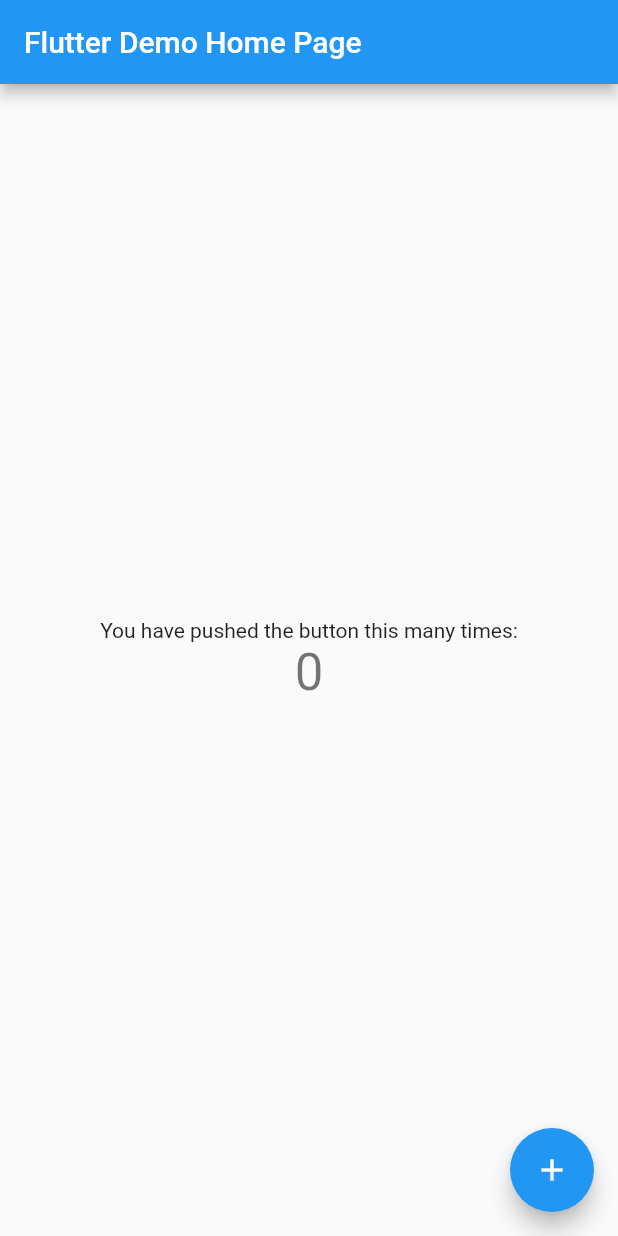
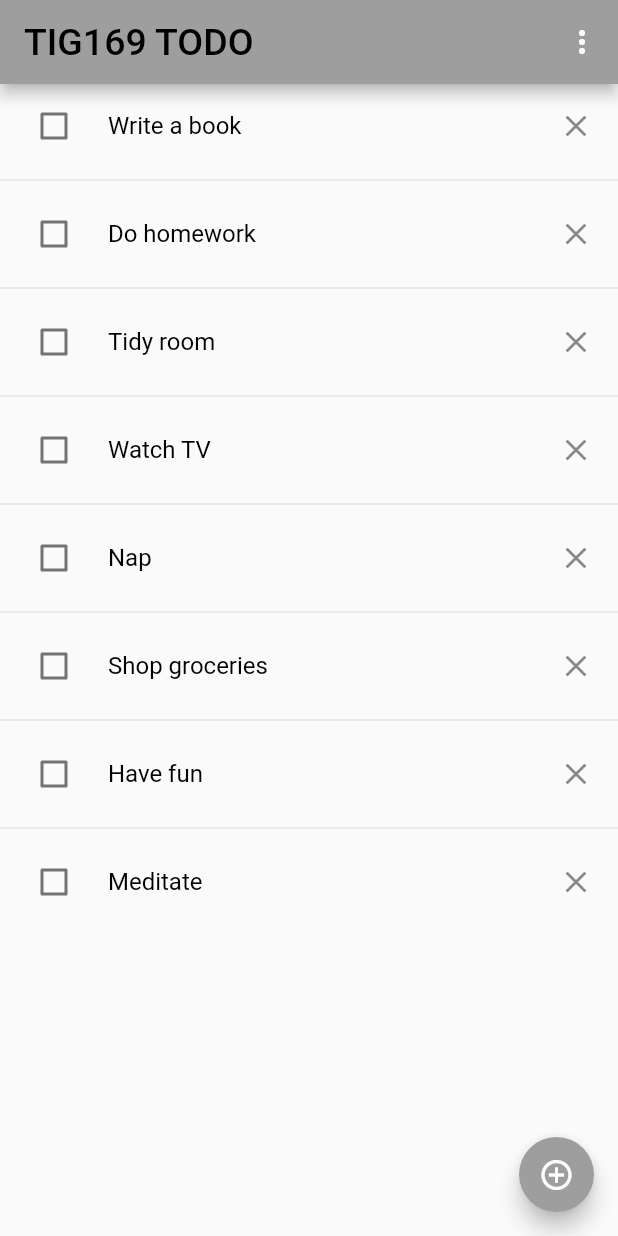
Before and after one commit to gu-tig169/gusjhakjca, a Flutter app: the screen it shows after launch, on a phone screen of 412 x 824 dp. Run offline on Flutter 3.47's test engine with Material 2 defaults, Android fonts, the phone set to English and light mode, and no system bars.

Commit message:
layout/steg1

```diff
--- a/lib/main.dart
+++ b/lib/main.dart
@@ -1,117 +1,134 @@
 import 'package:flutter/material.dart';
+import 'package:flutter/rendering.dart';
 
-void main() {
-  runApp(MyApp());
-}
+void main() => runApp(MyApp());
 
 class MyApp extends StatelessWidget {
-  // This widget is the root of your application.
   @override
   Widget build(BuildContext context) {
     return MaterialApp(
-      title: 'Flutter Demo',
-      theme: ThemeData(
-        // This is the theme of your application.
-        //
-        // Try running your application with "flutter run". You'll see the
-        // application has a blue toolbar. Then, without quitting the app, try
-        // changing the primarySwatch below to Colors.green and then invoke
-        // "hot reload" (press "r" in the console where you ran "flutter run",
-        // or simply save your changes to "hot reload" in a Flutter IDE).
-        // Notice that the counter didn't reset back to zero; the application
-        // is not restarted.
-        primarySwatch: Colors.blue,
-        // This makes the visual density adapt to the platform that you run
-        // the app on. For desktop platforms, the controls will be smaller and
-        // closer together (more dense) than on mobile platforms.
-        visualDensity: VisualDensity.adaptivePlatformDensity,
-      ),
-      home: MyHomePage(title: 'Flutter Demo Home Page'),
+      home: MainView(),
     );
   }
 }
 
-class MyHomePage extends StatefulWidget {
-  MyHomePage({Key key, this.title}) : super(key: key);
-
-  // This widget is the home page of your application. It is stateful, meaning
-  // that it has a State object (defined below) that contains fields that affect
-  // how it looks.
-
-  // This class is the configuration for the state. It holds the values (in this
-  // case the title) provided by the parent (in this case the App widget) and
-  // used by the build method of the State. Fields in a Widget subclass are
-  // always marked "final".
-
-  final String title;
-
+class MainView extends StatelessWidget {
+  final List<String> task = [
+    'Write a book',
+    'Do homework',
+    'Tidy room',
+    'Watch TV',
+    'Nap',
+    'Shop groceries',
+    'Have fun',
+    'Meditate',
+  ];
+  final bool _onChecked = false;
   @override
-  _MyHomePageState createState() => _MyHomePageState();
+  Widget build(BuildContext context) {
+    return Scaffold(
+        appBar: AppBar(
+          backgroundColor: Colors.grey,
+          title: Text(
+            'TIG169 TODO',
+            style: TextStyle(color: Colors.black, fontSize: 25),
+          ),
+          actions: <Widget>[
+            PopupMenuButton<int>(
+              color: Color.fromARGB(225, 214, 176, 159),
+              itemBuilder: (context) => <PopupMenuEntry<int>>[
+                PopupMenuItem(
+                  value: 1,
+                  child: Text(
+                    'All',
+                    style: TextStyle(color: Colors.white, fontSize: 15),
+                  ),
+                ),
+                PopupMenuItem(
+                  value: 2,
+                  child: Text(
+                    'Done',
+                    style: TextStyle(color: Colors.white, fontSize: 15),
+                  ),
+                ),
+                PopupMenuItem(
+                  value: 3,
+                  child: Text(
+                    'Undone',
+                    style: TextStyle(color: Colors.white, fontSize: 15),
+                  ),
+                ),
+              ],
+              icon: Icon(Icons.more_vert_rounded, color: Colors.white),
+            )
+          ],
+        ),
+        floatingActionButton: Container(
+            height: 50,
+            width: 50,
+            child: FloatingActionButton(
+              onPressed: () {
+                Navigator.push(
+                    context, MaterialPageRoute(builder: (context) => Page2()));
+              },
+              child: Icon(Icons.add_circle_outline),
+              backgroundColor: Colors.grey,
+            )),
+        body: Center(
+            child: ListView.separated(
+                itemCount: task.length,
+                separatorBuilder: (BuildContext context, int index) =>
+                    Divider(),
+                itemBuilder: (context, index) {
+                  return CheckboxListTile(
+                    value: _onChecked,
+                    onChanged: (bool value) {},
+                    title: Text(
+                      '${task[index]}',
+                      style: TextStyle(color: Colors.black),
+                    ),
+                    controlAffinity: ListTileControlAffinity.leading,
+                    secondary: (Icon(Icons.clear)),
+                  );
+                })));
+  }
 }
 
-class _MyHomePageState extends State<MyHomePage> {
-  int _counter = 0;
-
-  void _incrementCounter() {
-    setState(() {
-      // This call to setState tells the Flutter framework that something has
-      // changed in this State, which causes it to rerun the build method below
-      // so that the display can reflect the updated values. If we changed
-      // _counter without calling setState(), then the build method would not be
-      // called again, and so nothing would appear to happen.
-      _counter++;
-    });
-  }
-
+class Page2 extends StatelessWidget {
   @override
   Widget build(BuildContext context) {
-    // This method is rerun every time setState is called, for instance as done
-    // by the _incrementCounter method above.
-    //
-    // The Flutter framework has been optimized to make rerunning build methods
-    // fast, so that you can just rebuild anything that needs updating rather
-    // than having to individually change instances of widgets.
     return Scaffold(
-      appBar: AppBar(
-        // Here we take the value from the MyHomePage object that was created by
-        // the App.build method, and use it to set our appbar title.
-        title: Text(widget.title),
-      ),
-      body: Center(
-        // Center is a layout widget. It takes a single child and positions it
-        // in the middle of the parent.
-        child: Column(
-          // Column is also a layout widget. It takes a list of children and
-          // arranges them vertically. By default, it sizes itself to fit its
-          // children horizontally, and tries to be as tall as its parent.
-          //
-          // Invoke "debug painting" (press "p" in the console, choose the
-          // "Toggle Debug Paint" action from the Flutter Inspector in Android
-          // Studio, or the "Toggle Debug Paint" command in Visual Studio Code)
-          // to see the wireframe for each widget.
-          //
-          // Column has various properties to control how it sizes itself and
-          // how it positions its children. Here we use mainAxisAlignment to
-          // center the children vertically; the main axis here is the vertical
-          // axis because Columns are vertical (the cross axis would be
-          // horizontal).
-          mainAxisAlignment: MainAxisAlignment.center,
-          children: <Widget>[
-            Text(
-              'You have pushed the button this many times:',
+        appBar: AppBar(
+            backgroundColor: Colors.grey,
+            title: Text(
+              'TIG169 TODO',
+              style: TextStyle(color: Colors.black, fontSize: 25),
+            )),
+        body: Center(
+            child:
+                Column(mainAxisAlignment: MainAxisAlignment.center, children: [
+          Container(
+            height: 10,
+          ),
+          Container(
+            margin: EdgeInsets.only(left: 8.0, right: 8.0),
+            child: TextField(
+              decoration: InputDecoration(
+                hoverColor: Color.fromRGBO(226, 226, 226, 100),
+                border: OutlineInputBorder(),
+                labelText: 'e.g. Coding ',
+                labelStyle: TextStyle(
+                    color: Colors.black87, fontWeight: FontWeight.w300),
+              ),
             ),
-            Text(
-              '$_counter',
-              style: Theme.of(context).textTheme.headline4,
-            ),
-          ],
-        ),
-      ),
-      floatingActionButton: FloatingActionButton(
-        onPressed: _incrementCounter,
-        tooltip: 'Increment',
-        child: Icon(Icons.add),
-      ), // This trailing comma makes auto-formatting nicer for build methods.
-    );
+          ),
+          Container(
+            height: 10,
+          ),
+          IconButton(
+            icon: Icon(Icons.add_rounded),
+            onPressed: () {},
+          ),
+        ])));
   }
 }
```
Also changed, not shown: 1 other file.
